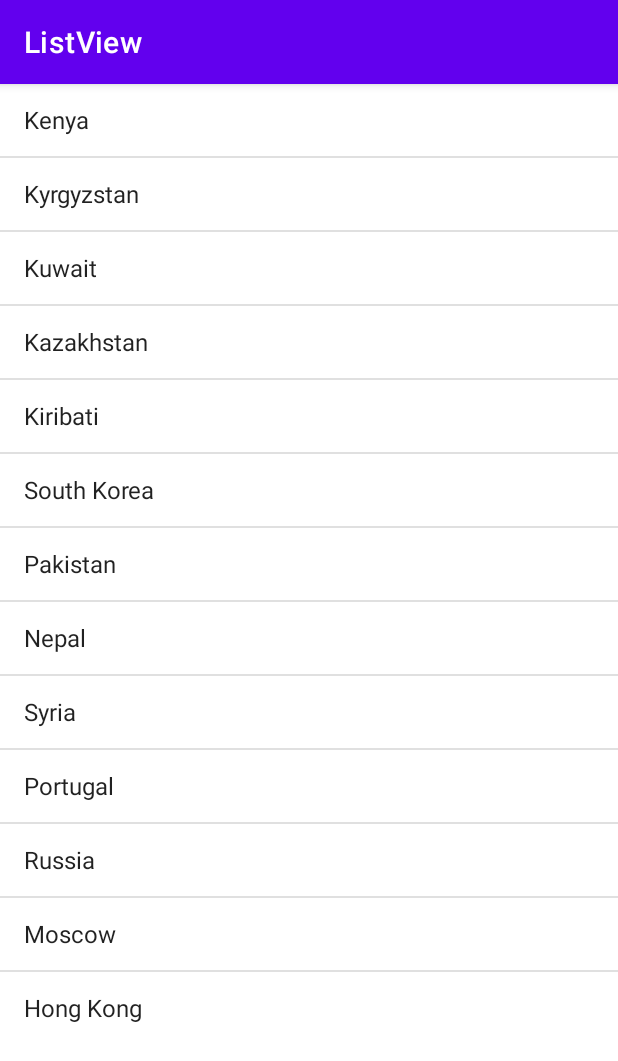
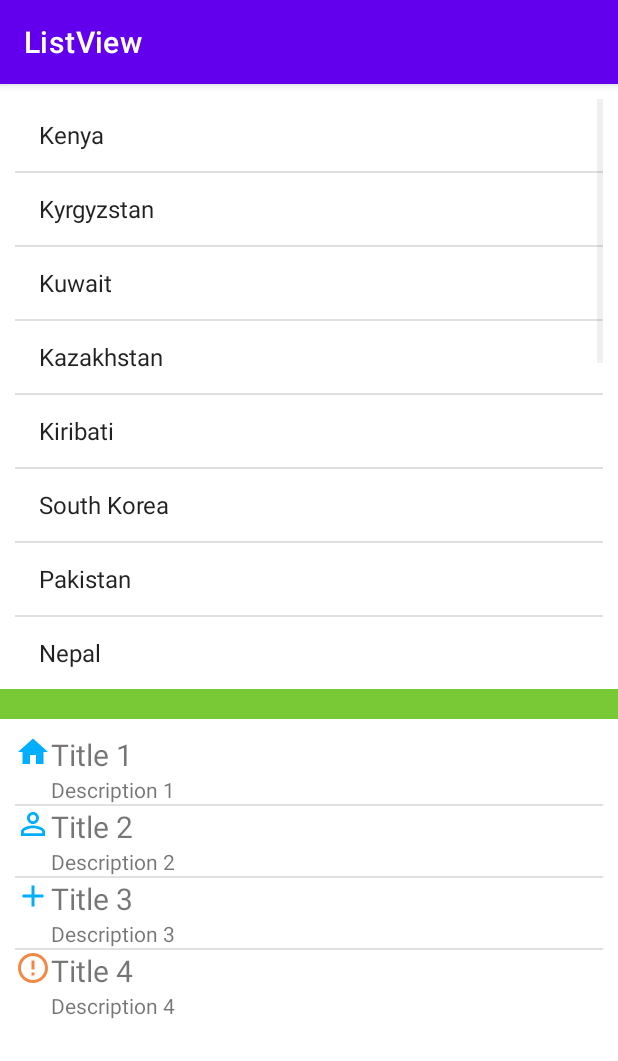
Before and after one commit to HarshPanchal18/playground, an Android app: the ListViewActivity screen opened directly, with no data from a screen before it, on a phone screen of 412 x 824 dp. Shown: the top 1061 px of the screen. Run offline under Robolectric (Android 15) with nearby library versions, the light colour scheme and no system bars.

Commit message:
Added CustomListView inside ListViewActivity.kt, formatted cardView and TabView

```diff
--- a/app/src/main/java/com/example/playground/activities/ListViewActivity.kt
+++ b/app/src/main/java/com/example/playground/activities/ListViewActivity.kt
@@ -1,30 +1,45 @@
 package com.example.playground.activities
 
-import androidx.appcompat.app.AppCompatActivity
 import android.os.Bundle
 import android.view.View
 import android.widget.*
+import androidx.appcompat.app.AppCompatActivity
 import com.example.playground.R
+import com.example.playground.adapters.MyCompoundAdapter
 
 class ListViewActivity : AppCompatActivity() {
+    val title=arrayOf("Title 1","Title 2","Title 3","Title 4")//,"Title 5")
+    val descriptions=arrayOf("Description 1","Description 2","Description 3","Description 4")//,"Description 5")
+    val images=arrayOf(R.drawable.ic_home_current,R.drawable.ic_profile_current,R.drawable.ic_add_current,R.drawable.ic_action_hint)
+    val characters= arrayOf("Kenya","Kyrgyzstan","Kuwait","Kazakhstan" ,"Kiribati","South Korea","Pakistan",
+                            "Nepal","Syria","Portugal","Russia","Moscow","Hong Kong","Brazil","Japan","Thailand","Singapore")
+    lateinit var compoundList:ListView
+    lateinit var clist:ListView
 
     override fun onCreate(savedInstanceState: Bundle?) {
         super.onCreate(savedInstanceState)
         setContentView(R.layout.activity_list_view)
 
-        val clist: ListView = findViewById(R.id.countrylist)
-        val characters= arrayOf("Kenya","Kyrgyzstan","Kuwait" ,
-                                "Kazakhstan" ,"Kiribati","South Korea","Pakistan",
-                                "Nepal","Syria","Portugal","Russia","Moscow","Hong Kong")
+        clist = findViewById(R.id.countrylist)
+        compoundList=findViewById(R.id.compundlist)
+
         val adapter: ArrayAdapter<*>
         adapter=ArrayAdapter(this,android.R.layout.simple_list_item_1,characters)
         clist.adapter=adapter
-
         clist.setOnItemClickListener(object: AdapterView.OnItemClickListener{
             override fun onItemClick(adp: AdapterView<*>?, v: View?, position: Int, l: Long) {
                 val item=clist.getItemAtPosition(position) as String
                 Toast.makeText(applicationContext,"Position: $position\tValue: $item",Toast.LENGTH_SHORT).show()
             }
         })
+
+        val compoundAdapter= MyCompoundAdapter(this,title,descriptions,images)
+        compoundList.adapter = compoundAdapter
+        compoundList.setOnItemClickListener(object: AdapterView.OnItemClickListener{
+            override fun onItemClick(adp: AdapterView<*>?, v: View?, position: Int, l: Long) {
+                val item=compoundList.getItemAtPosition(position) as String
+                Toast.makeText(applicationContext,"Position: $position\tValue: $item",Toast.LENGTH_SHORT).show()
+            }
+        })
     }
 }
--- /dev/null
+++ b/app/src/main/java/com/example/playground/adapters/MyCompoundAdapter.kt
@@ -0,0 +1,60 @@
+package com.example.playground.adapters
+
+import android.app.Activity
+import android.content.Context
+import android.view.LayoutInflater
+import android.view.View
+import android.view.ViewGroup
+import android.widget.ArrayAdapter
+import android.widget.BaseAdapter
+import android.widget.ImageView
+import android.widget.TextView
+import com.example.playground.R
+
+class MyCompoundAdapter
+    (
+    private val c: Context,
+    private val titles: Array<String>,
+    private val description: Array<String>,
+    private val images: Array<Int>,
+    ) : BaseAdapter() {
+
+    override fun getCount(): Int {
+        return titles.size
+    }
+
+    override fun getItem(p0: Int): Any {
+        return p0
+    }
+
+    override fun getItemId(p0: Int): Long {
+        return p0.toLong()
+    }
+    //ArrayAdapter<View>(c, R.layout.compound_list, R.id.idtitle){
+
+        override fun getView(position: Int, convertView: View?, parent: ViewGroup): View {
+            //View.inflate(context, R.layout.compound_list, parent)
+
+            //val inflater= context.getSystemService(Context.LAYOUT_INFLATER_SERVICE) as LayoutInflater
+            //val rowView=inflater.inflate(R.layout.compound_list,null,)//true)
+            val rowView: View =
+                LayoutInflater.from(c).inflate(R.layout.compound_list,parent,false)
+            //val rowView:View=inflater.inflate(R.layout.compound_list,null)//,true)
+            //val rowView=inflater.inflate(context,R.layout.compound_list,parent)//,true)
+
+            /*      val rowView: View // Creating an instance for View Object
+                  val inflater = context.getSystemService(Context.LAYOUT_INFLATER_SERVICE) as LayoutInflater
+                  rowView = inflater.inflate(R.layout.compound_list, null)
+          */
+            val titleTxt=rowView.findViewById(R.id.idtitle) as TextView
+            val descTxt=rowView.findViewById(R.id.iddescription) as TextView
+            val imgFrame=rowView.findViewById(R.id.imgid) as ImageView
+
+            titleTxt.text=titles[position]
+            descTxt.text=description[position]
+            imgFrame.setImageResource(images[position])
+
+            return rowView
+        }
+
+    }
--- a/app/src/main/res/layout/activity_list_view.xml
+++ b/app/src/main/res/layout/activity_list_view.xml
@@ -10,10 +10,18 @@
     <ListView
         android:id="@+id/countrylist"
         android:layout_width="match_parent"
-        android:layout_height="wrap_content"/>
+        android:layout_height="383dp"
+        android:layout_margin="10dp" />
 
-    <!--<View
+    <View
         android:layout_width="match_parent"
         android:layout_height="20dp"
-        android:background="@color/buttonlayer2"/>-->
+        android:background="@color/buttonlayer2"/>
+
+    <ListView
+        android:id="@+id/compundlist"
+        android:layout_width="match_parent"
+        android:layout_height="wrap_content"
+        android:layout_margin="10dp" />
+
 </LinearLayout>
--- a/app/src/main/res/layout/activity_tab.xml
+++ b/app/src/main/res/layout/activity_tab.xml
@@ -18,7 +18,7 @@
         <androidx.appcompat.widget.Toolbar
             android:id="@+id/toolbar"
             android:layout_width="match_parent"
-            android:layout_height="?attr/actionBarSize"
+            android:layout_height="0dp"
             android:background="?attr/colorPrimary"
             app:popupTheme="@style/ThemeOverlay.AppCompat.Light" />
 
--- a/app/src/main/res/layout/activity_tab1.xml
+++ b/app/src/main/res/layout/activity_tab1.xml
@@ -2,11 +2,12 @@
 <LinearLayout xmlns:android="http://schemas.android.com/apk/res/android"
     android:layout_width="match_parent"
     android:layout_height="match_parent"
+    android:background="@color/trans_red"
     android:gravity="center">
 
     <TextView
         android:layout_width="wrap_content"
         android:layout_height="wrap_content"
-        android:text="GeeksForGeeks" />
+        android:text="Breakfast" />
 
 </LinearLayout>
--- a/app/src/main/res/layout/activity_tab2.xml
+++ b/app/src/main/res/layout/activity_tab2.xml
@@ -3,11 +3,12 @@
     xmlns:android="http://schemas.android.com/apk/res/android"
     android:layout_width="match_parent"
     android:layout_height="match_parent"
+    android:background="@color/trans_green"
     android:gravity="center">
 
     <TextView
         android:layout_width="wrap_content"
         android:layout_height="wrap_content"
-        android:text="Code Chef" />
+        android:text="Lunch" />
 
 </LinearLayout>
--- a/app/src/main/res/layout/activity_tab3.xml
+++ b/app/src/main/res/layout/activity_tab3.xml
@@ -3,11 +3,12 @@
     xmlns:android="http://schemas.android.com/apk/res/android"
     android:layout_width="match_parent"
     android:layout_height="match_parent"
+    android:background="@color/trans_skyblue"
     android:gravity="center">
 
     <TextView
         android:layout_width="wrap_content"
         android:layout_height="wrap_content"
-        android:text="Leet Code" />
+        android:text="Dinner" />
 
 </LinearLayout>
--- /dev/null
+++ b/app/src/main/res/layout/compound_list.xml
@@ -0,0 +1,32 @@
+<?xml version="1.0" encoding="utf-8"?>
+<RelativeLayout xmlns:android="http://schemas.android.com/apk/res/android"
+    android:layout_width="match_parent"
+    android:orientation="horizontal"
+    android:layout_height="match_parent">
+
+    <!--<LinearLayout
+        android:orientation="vertical"
+        android:layout_width="match_parent"
+        android:layout_height="wrap_content">-->
+    <ImageView
+        android:id="@+id/imgid"
+        android:layout_width="wrap_content"
+        android:layout_height="wrap_content"
+        android:src="@drawable/page_one"/>
+    <TextView
+        android:id="@+id/idtitle"
+        android:layout_width="match_parent"
+        android:layout_height="wrap_content"
+        android:text="Title"
+        android:layout_toEndOf="@id/imgid"
+        android:textSize="20sp"/>
+
+    <TextView
+        android:id="@+id/iddescription"
+        android:layout_width="match_parent"
+        android:layout_height="wrap_content"
+        android:layout_below="@id/idtitle"
+        android:layout_toRightOf="@id/imgid"
+        android:text="Description" />
+<!--</LinearLayout>-->
+</RelativeLayout>
```
Also changed, not shown: app/src/main/java/com/example/playground/activities/TabActivity.kt (+4 -4 lines), app/src/main/res/layout/activity_card_view.xml (+7 -4 lines).
